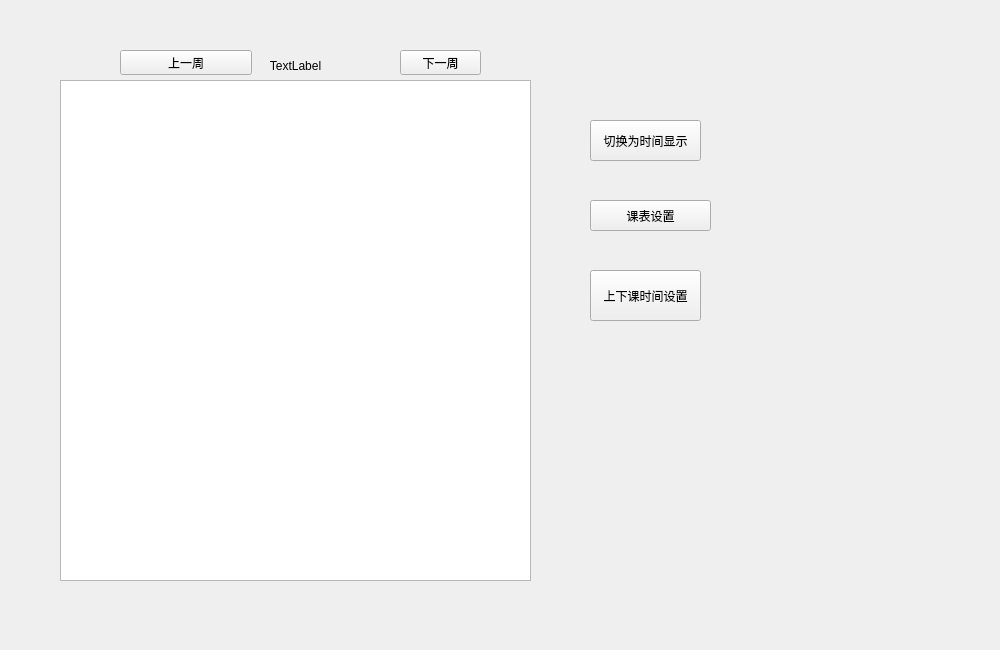
Ruby-Dream/studysoftware, file courseform.ui: the form before one commit.
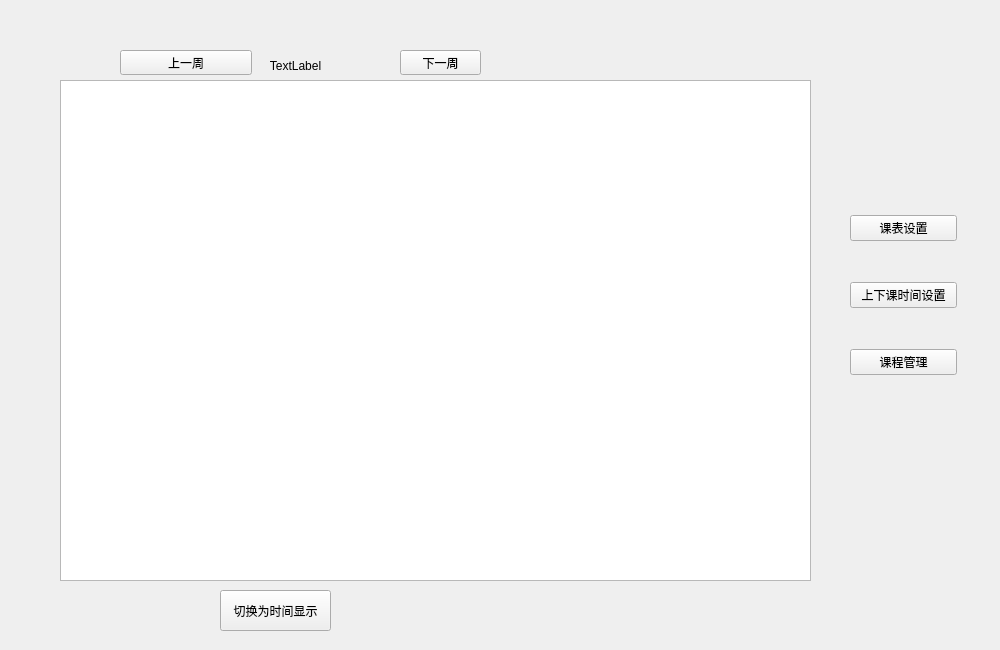
The form after the commit.

Commit message: 修正课程管理的一些错误，能够更加合理操作新建/删除课程，优化课程加载，有备注的课程进行字体加粗

Patch:
```diff
--- a/courseform.ui
+++ b/courseform.ui
@@ -18,7 +18,7 @@
     <rect>
      <x>60</x>
      <y>80</y>
-     <width>471</width>
+     <width>751</width>
      <height>501</height>
     </rect>
    </property>
@@ -41,8 +41,8 @@
   <widget class="QPushButton" name="bt_change">
    <property name="geometry">
     <rect>
-     <x>590</x>
-     <y>120</y>
+     <x>220</x>
+     <y>590</y>
      <width>111</width>
      <height>41</height>
     </rect>
@@ -96,31 +96,38 @@
     <string>下一周</string>
    </property>
   </widget>
-  <widget class="QPushButton" name="bt_tablesetting">
+  <widget class="QWidget" name="">
    <property name="geometry">
     <rect>
-     <x>590</x>
-     <y>200</y>
-     <width>121</width>
-     <height>31</height>
+     <x>850</x>
+     <y>180</y>
+     <width>107</width>
+     <height>231</height>
     </rect>
    </property>
-   <property name="text">
-    <string>课表设置</string>
-   </property>
-  </widget>
-  <widget class="QPushButton" name="pushButton">
-   <property name="geometry">
-    <rect>
-     <x>590</x>
-     <y>270</y>
-     <width>111</width>
-     <height>51</height>
-    </rect>
-   </property>
-   <property name="text">
-    <string>上下课时间设置</string>
-   </property>
+   <layout class="QVBoxLayout" name="verticalLayout">
+    <item>
+     <widget class="QPushButton" name="bt_tablesetting">
+      <property name="text">
+       <string>课表设置</string>
+      </property>
+     </widget>
+    </item>
+    <item>
+     <widget class="QPushButton" name="pushButton">
+      <property name="text">
+       <string>上下课时间设置</string>
+      </property>
+     </widget>
+    </item>
+    <item>
+     <widget class="QPushButton" name="bt_coursemanager">
+      <property name="text">
+       <string>课程管理</string>
+      </property>
+     </widget>
+    </item>
+   </layout>
   </widget>
  </widget>
  <resources/>
```
The commit also changes 7 other files.
